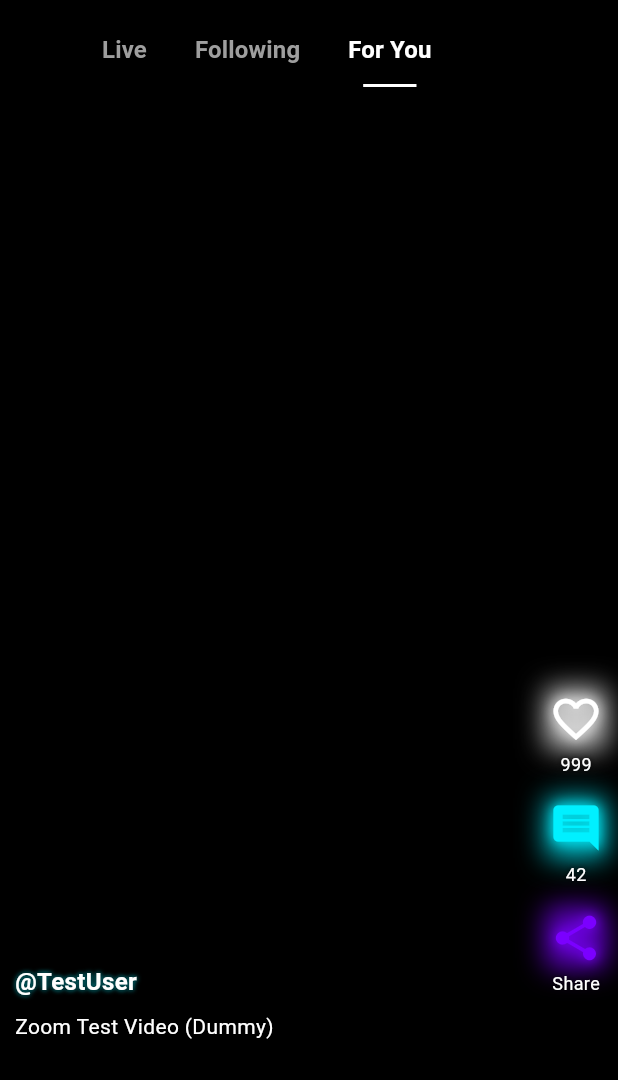
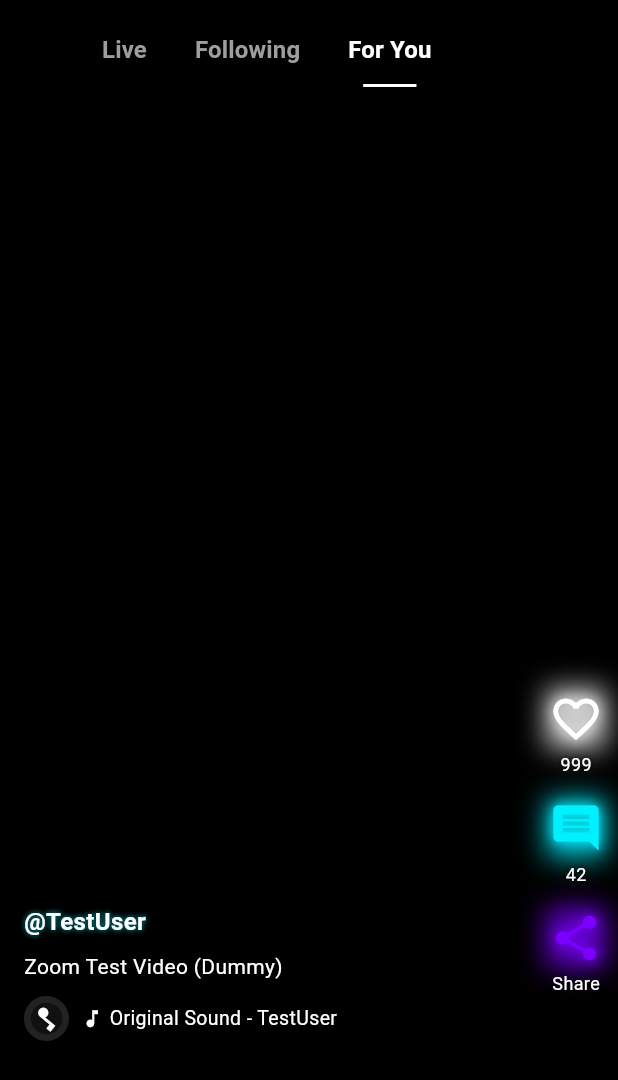
Before and after one commit to khalidmaquilang/gv-flutter, a Flutter app: the FeedScreen screen opened directly, on a phone screen of 412 x 824 dp. Shown: the top 1080 px of the screen. Run offline on Flutter 3.47's test engine with Material 3 defaults, Android fonts, the phone set to English and light mode, and no system bars; our stand-ins replace audioplayers, camera, dio, flutter_riverpod, flutter_secure_storage, font_awesome_flutter and 6 more; missing offline and left inert: agora_rtc_engine, agora_rtm, audio_session, deepar_flutter_plus, photo_manager, video_thumbnail; accounts and stored records are empty; network calls fail.

Commit message:
Music Disc

```diff
--- a/lib/features/feed/data/models/video_model.dart
+++ b/lib/features/feed/data/models/video_model.dart
@@ -1,3 +1,4 @@
+import '../../../camera/data/models/sound_model.dart';
 import '../../../auth/data/models/user_model.dart';
 
 class Video {
@@ -9,6 +10,7 @@ class Video {
   final int commentsCount;
   final bool isLiked;
   final User user;
+  final Sound? sound;
 
   Video({
     required this.id,
@@ -19,6 +21,7 @@ class Video {
     required this.commentsCount,
     this.isLiked = false,
     required this.user,
+    this.sound,
   });
 
   factory Video.fromJson(Map<String, dynamic> json) {
@@ -31,6 +34,7 @@ class Video {
       commentsCount: json['comments_count'] ?? 0,
       isLiked: json['is_liked'] ?? false,
       user: User.fromJson(json['user']),
+      sound: json['music'] != null ? Sound.fromJson(json['music']) : null,
     );
   }
 }
--- a/lib/features/feed/presentation/widgets/video_player_item.dart
+++ b/lib/features/feed/presentation/widgets/video_player_item.dart
@@ -279,8 +279,8 @@ class _VideoPlayerItemState extends ConsumerState<VideoPlayerItem>
               // Bottom Info (Name, Caption)
               Positioned(
                 bottom: 130, // Kept at 130
-                left: 10,
-                right: 100, // Increased right padding
+                left: 16, // Standard left padding
+                right: 80, // Reduced right padding
                 child: Column(
                   crossAxisAlignment: CrossAxisAlignment.start,
                   children: [
@@ -304,6 +304,40 @@ class _VideoPlayerItemState extends ConsumerState<VideoPlayerItem>
                         color: Colors.white,
                         shadows: [Shadow(color: Colors.black, blurRadius: 2)],
                       ),
+                    ),
+                    const SizedBox(height: 10),
+                    Row(
+                      children: [
+                        _SpinningDisc(
+                          imageUrl:
+                              widget.video.sound?.coverUrl ??
+                              widget.video.user.avatar,
+                          size: 30,
+                        ),
+                        const SizedBox(width: 8),
+                        const Icon(
+                          Icons.music_note,
+                          size: 15,
+                          color: Colors.white,
+                        ),
+                        const SizedBox(width: 4),
+                        Expanded(
+                          child: Text(
+                            widget.video.sound != null
+                                ? "${widget.video.sound!.title} • ${widget.video.sound!.author}"
+                                : "Original Sound - ${widget.video.user.name}",
+                            style: const TextStyle(
+                              color: Colors.white,
+                              fontSize: 13,
+                              shadows: [
+                                Shadow(color: Colors.black, blurRadius: 2),
+                              ],
+                            ),
+                            maxLines: 1,
+                            overflow: TextOverflow.ellipsis,
+                          ),
+                        ),
+                      ],
                     ),
                   ],
                 ),
@@ -647,3 +681,69 @@ class _ZoomableContentState extends State<_ZoomableContent>
     );
   }
 }
+
+class _SpinningDisc extends StatefulWidget {
+  final String? imageUrl;
+  final double size;
+  const _SpinningDisc({super.key, this.imageUrl, this.size = 45});
+
+  @override
+  State<_SpinningDisc> createState() => _SpinningDiscState();
+}
+
+class _SpinningDiscState extends State<_SpinningDisc>
+    with SingleTickerProviderStateMixin {
+  late AnimationController _controller;
+
+  @override
+  void initState() {
+    super.initState();
+    _controller = AnimationController(
+      vsync: this,
+      duration: const Duration(seconds: 5),
+    )..repeat();
+  }
+
+  @override
+  void dispose() {
+    _controller.dispose();
+    super.dispose();
+  }
+
+  @override
+  Widget build(BuildContext context) {
+    return RotationTransition(
+      turns: _controller,
+      child: Container(
+        width: widget.size,
+        height: widget.size,
+        decoration: BoxDecoration(
+          color: const Color(0xFF111111), // Dark vinyl background
+          shape: BoxShape.circle,
+          border: Border.all(
+            color: const Color(0xFF222222),
+            width: widget.size * 0.15,
+          ),
+          image: widget.imageUrl != null
+              ? DecorationImage(
+                  image: NetworkImage(widget.imageUrl!),
+                  fit: BoxFit.cover,
+                )
+              : null,
+          boxShadow: [
+            BoxShadow(
+              color: Colors.black.withOpacity(0.5),
+              blurRadius: 4,
+              offset: const Offset(0, 2),
+            ),
+          ],
+        ),
+        child: widget.imageUrl == null
+            ? const Center(
+                child: Icon(Icons.music_note, color: Colors.white, size: 20),
+              )
+            : null,
+      ),
+    );
+  }
+}
```
